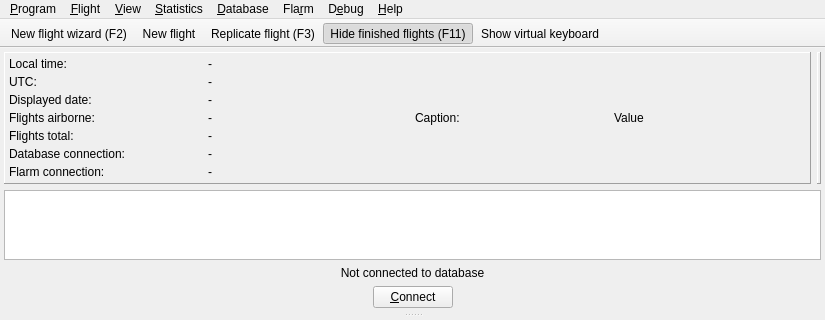
Qt form src/gui/windows/MainWindow.ui (Akaflieg/startkladde) before a commit; both pictures show x 0 to 825 and y 0 to 320 of the 825 by 531 pixel window.
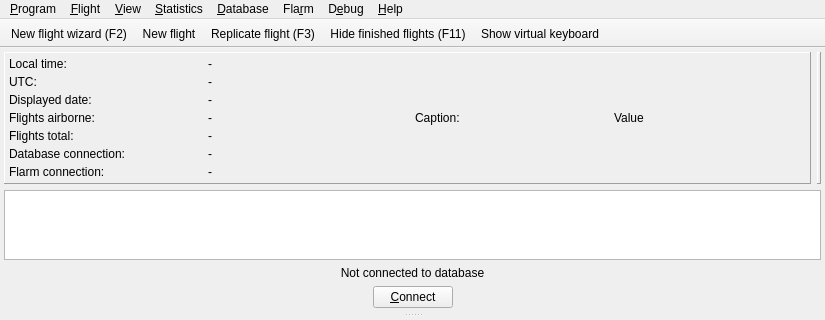
The same form after that commit. Icons and pictures are not drawn. Custom widgets are drawn as their Qt base class.

The edit to the form file:
```diff
--- a/src/gui/windows/MainWindow.ui
+++ b/src/gui/windows/MainWindow.ui
@@ -760,7 +760,7 @@
     <bool>true</bool>
    </property>
    <property name="checked">
-    <bool>true</bool>
+    <bool>false</bool>
    </property>
    <property name="text">
     <string>&amp;Hide finished flights (F11)</string>
```
